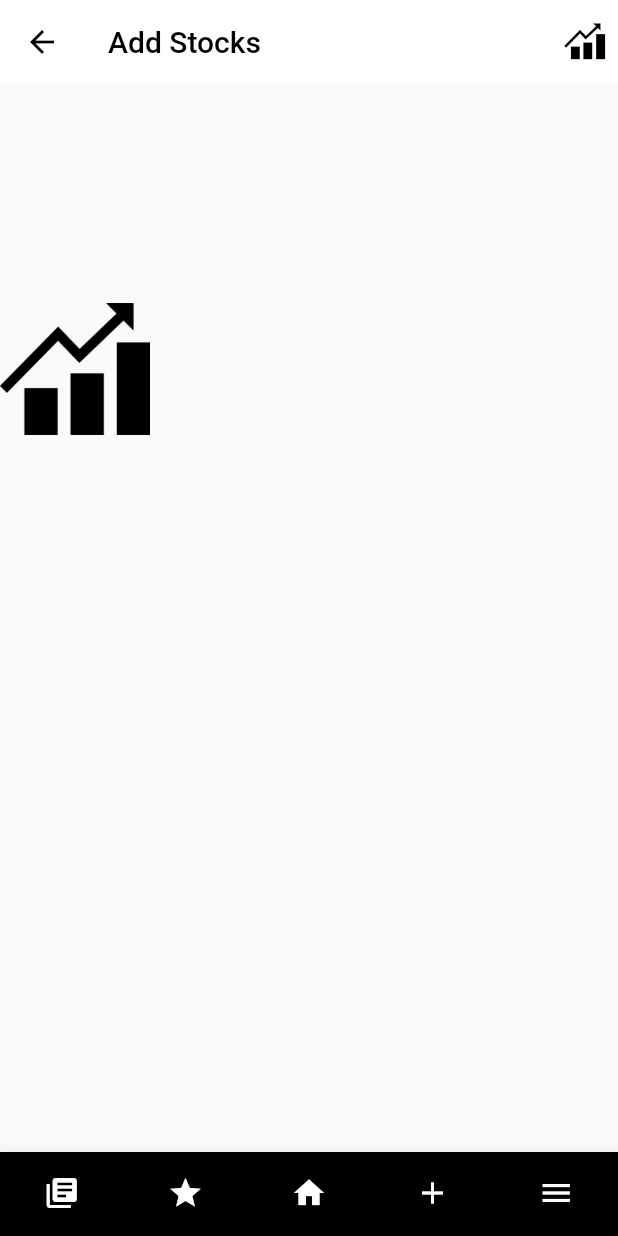
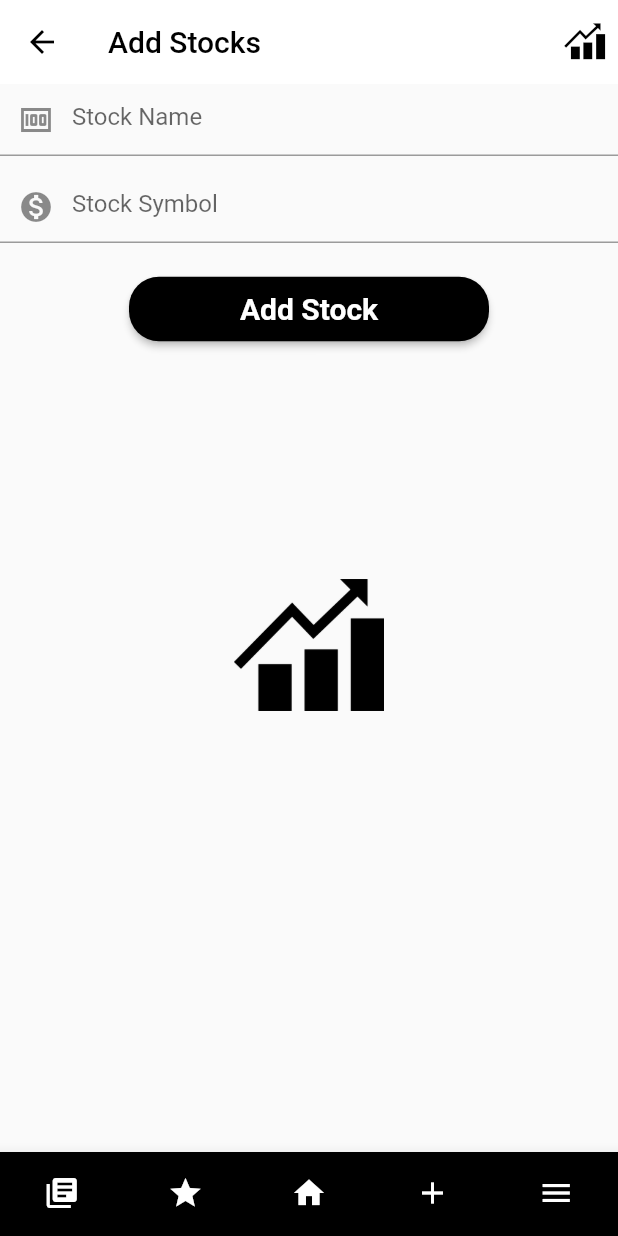
Before and after one commit to Rahulm0106/MegaBUCKS_SmartTradingAdvisor, a Flutter app: the AddStocks screen opened directly, on a phone screen of 412 x 824 dp. Run offline on Flutter 3.47's test engine with Material 2 defaults, Android fonts, the light colour scheme and no system bars; our stand-ins replace cloud_firestore, firebase_auth; accounts and stored records are empty.

Commit message:
add stocks

```diff
--- a/smart_trading_advisor/lib/screens/addstocks.dart
+++ b/smart_trading_advisor/lib/screens/addstocks.dart
@@ -15,6 +15,10 @@ class _AddStocksState extends State<AddStocks> {
   final db = Firestore.instance;
   FirebaseUser newUser;
   bool isloggedin = false;
+
+  final GlobalKey<FormState> _formKey = GlobalKey();
+
+  String _stockname, _symbol;
 
   checkAuthentication() async {
     _auth.onAuthStateChanged.listen((newUser) {
@@ -52,24 +56,131 @@ class _AddStocksState extends State<AddStocks> {
   @override
   Widget build(BuildContext context) {
     return Scaffold(
+      resizeToAvoidBottomPadding: true,
       appBar: appBarBuilder("Add Stocks"),
       bottomNavigationBar: BottomNav(),
       body: !isloggedin
           ? Center(child: CircularProgressIndicator())
           : Column(
               children: <Widget>[
-                SizedBox(height: 40.0),
                 Container(
-                  height: 300,
-                  child: Image(
-                    image: AssetImage("images/logo.png"),
-                    height: 100,
-                    width: 100,
-                    fit: BoxFit.contain,
+                  child: Form(
+                    key: _formKey,
+                    child: Column(
+                      children: <Widget>[
+                        Container(
+                          child: TextFormField(
+                              //validator: (){},
+                              decoration: InputDecoration(
+                                  hintText: 'Stock Name',
+                                  prefixIcon: Icon(Icons.money)),
+                              onSaved: (value) => _stockname = value),
+                        ),
+                        SizedBox(
+                          height: 10.0,
+                        ),
+                        Container(
+                          child: TextFormField(
+                              // validator: (String value) {
+                              //   if (value.isEmpty || value.length < 8) {
+                              //     return 'invalid password';
+                              //   }
+                              //   return null;
+                              // },
+                              decoration: InputDecoration(
+                                hintText: 'Stock Symbol',
+                                prefixIcon: Icon(Icons.monetization_on),
+                              ),
+                              onSaved: (value) => _symbol = value),
+                        ),
+                        SizedBox(height: 20),
+                        RaisedButton(
+                          padding: EdgeInsets.fromLTRB(70, 10, 70, 10),
+                          onPressed: () async {
+                            if (_formKey.currentState.validate()) {
+                              _formKey.currentState.save();
+
+                              try {
+                                if (newUser != null) {
+                                  var firebaseUser = await _auth.currentUser();
+                                  data(firebaseUser);
+                                }
+                              } catch (e) {
+                                showDialog(
+                                    context: context,
+                                    builder: (BuildContext context) {
+                                      return AlertDialog(
+                                        title: Text('Error!!!'),
+                                        content: Text('$e'),
+                                        actions: <Widget>[
+                                          FlatButton(
+                                              onPressed: () {
+                                                Navigator.of(context).pop();
+                                              },
+                                              child: Text('OK'))
+                                        ],
+                                      );
+                                    });
+                              }
+                            }
+                          },
+                          child: Container(
+                            child: Text('Add Stock',
+                                style: TextStyle(
+                                    color: Colors.white,
+                                    fontSize: 20.0,
+                                    fontWeight: FontWeight.bold)),
+                            width: 100,
+                            alignment: Alignment.center,
+                          ),
+                          color: Colors.black,
+                          shape: RoundedRectangleBorder(
+                            borderRadius: BorderRadius.circular(20.0),
+                          ),
+                        ),
+                        Container(
+                          height: 400,
+                          child: Image(
+                            image: AssetImage("images/logo.png"),
+                            height: 100,
+                            width: 100,
+                            fit: BoxFit.contain,
+                          ),
+                        ),
+                      ],
+                    ),
                   ),
                 ),
               ],
             ),
     );
   }
+
+  void data(FirebaseUser firebaseUser) {
+    db
+        .collection("user")
+        .document(firebaseUser.uid)
+        .collection("stocklist")
+        .document(_symbol)
+        .setData({
+      "stock-name": _stockname,
+      "stock-symbol": _symbol,
+    }).then((_) {
+      showDialog(
+          context: context,
+          builder: (BuildContext context) {
+            return AlertDialog(
+              title: Text('Success!!!'),
+              content: Text('Successfully added stock to stock list.'),
+              actions: <Widget>[
+                FlatButton(
+                    onPressed: () {
+                      Navigator.of(context).pop();
+                    },
+                    child: Text('OK'))
+              ],
+            );
+          });
+    });
+  }
 }
```
